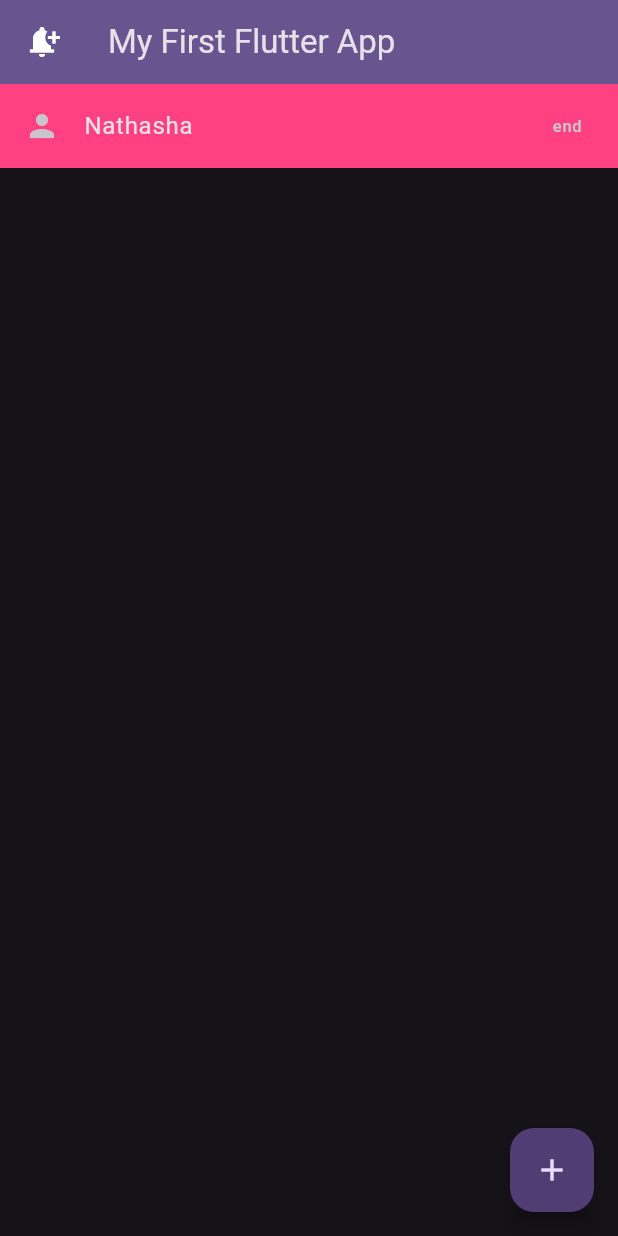
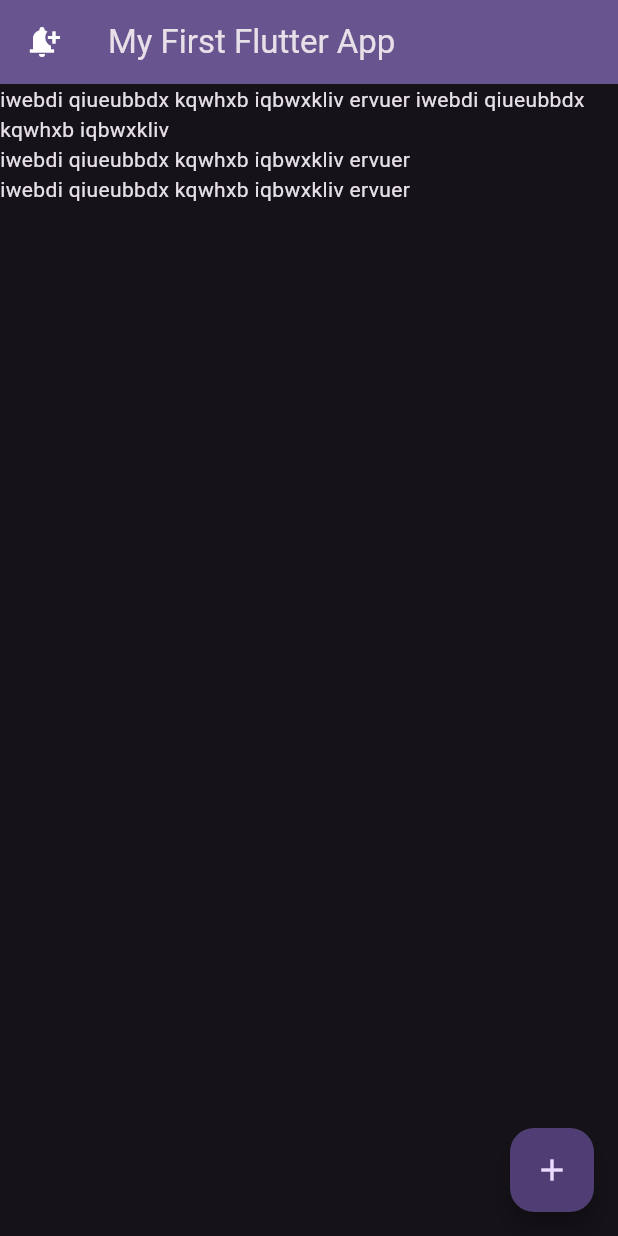
Before and after one commit to SAPNathasha/flutter_to_do_app01, a Flutter app: the screen it shows after launch, on a phone screen of 412 x 824 dp. Run offline on Flutter 3.47's test engine with Material 3 defaults, Android fonts, the phone set to English and light mode, and no system bars.

Commit message:
Use wrap to properly wrap the  objects to devise size

```diff
--- a/lib/main.dart
+++ b/lib/main.dart
@@ -100,19 +100,13 @@ class _MyHomePageState extends State<MyHomePage> {
           color: const Color.fromARGB(255, 255, 255, 255),
         ),
       ),
-      body: Stack(
+      body: Wrap(
         children: [
-          // Image.asset('assets/images/newbg.jpg'),
-          // SizedBox(height: 300, child: Center(child: Text('Prabhavi'))),
-          ListTile(
-            leading: Icon(Icons.person),
-            title: Text('Nathasha'),
-            tileColor: Colors.pinkAccent,
-            trailing: Text('end'),
-            onTap: () {
-              print('This is my practice app');
-            },
+          Text(
+            'iwebdi qiueubbdx kqwhxb iqbwxkliv ervuer iwebdi qiueubbdx kqwhxb iqbwxkliv',
           ),
+          Text('iwebdi qiueubbdx kqwhxb iqbwxkliv ervuer'),
+          Text('iwebdi qiueubbdx kqwhxb iqbwxkliv ervuer'),
         ],
       ),
 
```
